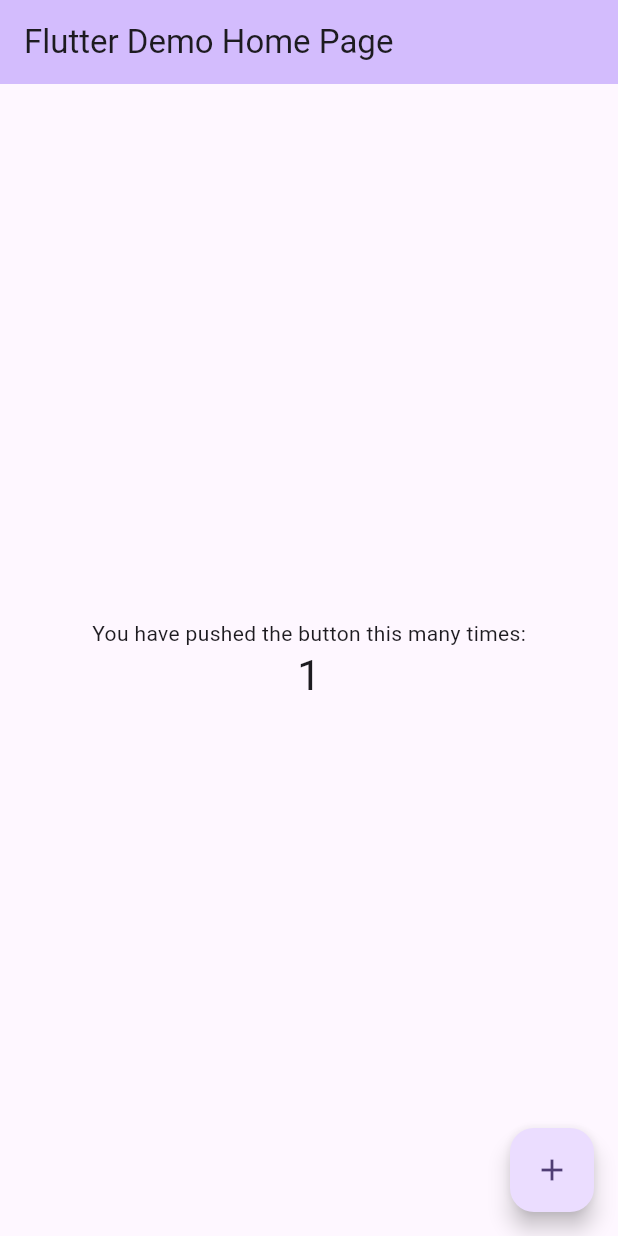
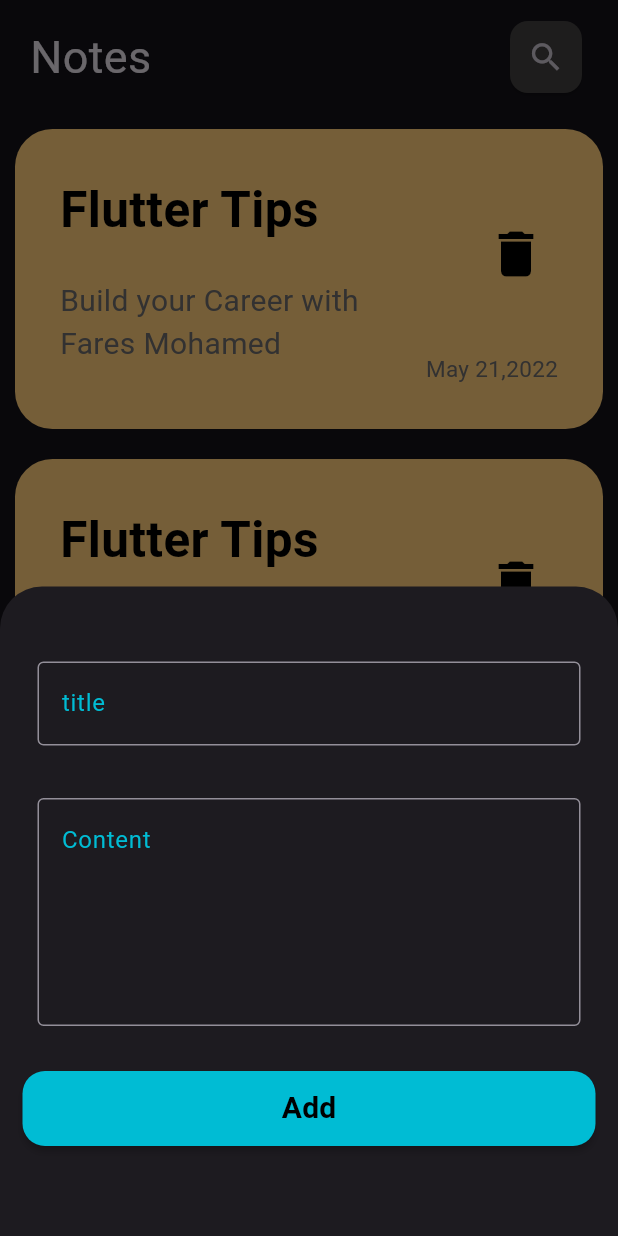
Before and after one commit to FaresMohamed123/notes_app, a Flutter app: the screen it shows after launch, after a tap on the "add" icon, on a phone screen of 412 x 824 dp. Run offline on Flutter 3.47's test engine with Material 3 defaults, Android fonts, the phone set to English and light mode, and no system bars; our stand-ins replace bloc, hive, hive_flutter; accounts and stored records are empty.

```diff
--- a/analysis_options.yaml
+++ b/analysis_options.yaml
@@ -7,6 +7,9 @@
 
 # The following line activates a set of recommended lints for Flutter apps,
 # packages, and plugins designed to encourage good coding practices.
+analyzer:
+  errors:
+    file_names: ignore
 include: package:flutter_lints/flutter.yaml
 
 linter:
--- /dev/null
+++ b/lib/constants.dart
@@ -0,0 +1 @@
+const kNotesBox = 'notes_box';
--- /dev/null
+++ b/lib/cubits/add_note_cubit/add_note_cubit.dart
@@ -0,0 +1,8 @@
+import 'package:bloc/bloc.dart';
+import 'package:meta/meta.dart';
+
+part 'add_note_state.dart';
+
+class AddNoteCubit extends Cubit<AddNoteState> {
+  AddNoteCubit() : super(AddNoteInitial());
+}
--- /dev/null
+++ b/lib/cubits/add_note_cubit/add_note_state.dart
@@ -0,0 +1,15 @@
+part of 'add_note_cubit.dart';
+
+@immutable
+sealed class AddNoteState {}
+
+final class AddNoteInitial extends AddNoteState {}
+
+final class AddNoteloading extends AddNoteState {}
+
+final class AddNoteSuccess extends AddNoteState {}
+
+final class AddNoteFailure extends AddNoteState {
+  final String errMessage;
+  AddNoteFailure(this.errMessage);
+}
--- a/lib/main.dart
+++ b/lib/main.dart
@@ -1,125 +1,22 @@
 import 'package:flutter/material.dart';
+import 'package:hive_flutter/hive_flutter.dart';
+import 'package:notes_app/constants.dart';
+import 'package:notes_app/views/notes_view.dart';
 
-void main() {
+void main() async{
+  await Hive.initFlutter();
+  await Hive.openBox(kNotesBox);
   runApp(const MyApp());
 }
 
 class MyApp extends StatelessWidget {
   const MyApp({super.key});
-
-  // This widget is the root of your application.
   @override
   Widget build(BuildContext context) {
     return MaterialApp(
-      title: 'Flutter Demo',
-      theme: ThemeData(
-        // This is the theme of your application.
-        //
-        // TRY THIS: Try running your application with "flutter run". You'll see
-        // the application has a purple toolbar. Then, without quitting the app,
-        // try changing the seedColor in the colorScheme below to Colors.green
-        // and then invoke "hot reload" (save your changes or press the "hot
-        // reload" button in a Flutter-supported IDE, or press "r" if you used
-        // the command line to start the app).
-        //
-        // Notice that the counter didn't reset back to zero; the application
-        // state is not lost during the reload. To reset the state, use hot
-        // restart instead.
-        //
-        // This works for code too, not just values: Most code changes can be
-        // tested with just a hot reload.
-        colorScheme: ColorScheme.fromSeed(seedColor: Colors.deepPurple),
-        useMaterial3: true,
-      ),
-      home: const MyHomePage(title: 'Flutter Demo Home Page'),
+      debugShowCheckedModeBanner: false,
+      theme: ThemeData.dark(),
+      home:const NotesView(),
     );
   }
 }
-
-class MyHomePage extends StatefulWidget {
-  const MyHomePage({super.key, required this.title});
-
-  // This widget is the home page of your application. It is stateful, meaning
-  // that it has a State object (defined below) that contains fields that affect
-  // how it looks.
-
-  // This class is the configuration for the state. It holds the values (in this
-  // case the title) provided by the parent (in this case the App widget) and
-  // used by the build method of the State. Fields in a Widget subclass are
-  // always marked "final".
-
-  final String title;
-
-  @override
-  State<MyHomePage> createState() => _MyHomePageState();
-}
-
-class _MyHomePageState extends State<MyHomePage> {
-  int _counter = 0;
-
-  void _incrementCounter() {
-    setState(() {
-      // This call to setState tells the Flutter framework that something has
-      // changed in this State, which causes it to rerun the build method below
-      // so that the display can reflect the updated values. If we changed
-      // _counter without calling setState(), then the build method would not be
-      // called again, and so nothing would appear to happen.
-      _counter++;
-    });
-  }
-
-  @override
-  Widget build(BuildContext context) {
-    // This method is rerun every time setState is called, for instance as done
-    // by the _incrementCounter method above.
-    //
-    // The Flutter framework has been optimized to make rerunning build methods
-    // fast, so that you can just rebuild anything that needs updating rather
-    // than having to individually change instances of widgets.
-    return Scaffold(
-      appBar: AppBar(
-        // TRY THIS: Try changing the color here to a specific color (to
-        // Colors.amber, perhaps?) and trigger a hot reload to see the AppBar
-        // change color while the other colors stay the same.
-        backgroundColor: Theme.of(context).colorScheme.inversePrimary,
-        // Here we take the value from the MyHomePage object that was created by
-        // the App.build method, and use it to set our appbar title.
-        title: Text(widget.title),
-      ),
-      body: Center(
-        // Center is a layout widget. It takes a single child and positions it
-        // in the middle of the parent.
-        child: Column(
-          // Column is also a layout widget. It takes a list of children and
-          // arranges them vertically. By default, it sizes itself to fit its
-          // children horizontally, and tries to be as tall as its parent.
-          //
-          // Column has various properties to control how it sizes itself and
-          // how it positions its children. Here we use mainAxisAlignment to
-          // center the children vertically; the main axis here is the vertical
-          // axis because Columns are vertical (the cross axis would be
-          // horizontal).
-          //
-          // TRY THIS: Invoke "debug painting" (choose the "Toggle Debug Paint"
-          // action in the IDE, or press "p" in the console), to see the
-          // wireframe for each widget.
-          mainAxisAlignment: MainAxisAlignment.center,
-          children: <Widget>[
-            const Text(
-              'You have pushed the button this many times:',
-            ),
-            Text(
-              '$_counter',
-              style: Theme.of(context).textTheme.headlineMedium,
-            ),
-          ],
-        ),
-      ),
-      floatingActionButton: FloatingActionButton(
-        onPressed: _incrementCounter,
-        tooltip: 'Increment',
-        child: const Icon(Icons.add),
-      ), // This trailing comma makes auto-formatting nicer for build methods.
-    );
-  }
-}
--- /dev/null
+++ b/lib/model/note_model.dart
@@ -0,0 +1,19 @@
+import 'package:hive/hive.dart';
+part 'note_model.g.dart';
+@HiveType(typeId: 0)
+class NoteModel extends HiveObject {
+  @HiveField(0)
+  final String title;
+    @HiveField(1)
+  final String subTitle;
+    @HiveField(2)
+  final String date;
+    @HiveField(3)
+  final int color;
+
+  NoteModel(
+      {required this.title,
+      required this.subTitle,
+      required this.date,
+      required this.color});
+}
--- /dev/null
+++ b/lib/views/editNote_view.dart
@@ -0,0 +1,37 @@
+import 'package:flutter/material.dart';
+import 'package:notes_app/widgets/custom_TexField.dart';
+import 'package:notes_app/widgets/notes_search.dart';
+
+class EditnoteView extends StatelessWidget {
+  const EditnoteView({super.key});
+
+  @override
+  Widget build(BuildContext context) {
+    return const Scaffold(
+      body: SafeArea(
+        child: Padding(
+          padding: EdgeInsets.symmetric(horizontal: 0),
+          child: Column(
+            children: [
+              Notsearch(
+                title: 'Edit Note',
+                icon:  Icon(
+                  Icons.check,
+                  size: 25,
+                ),
+              ),
+              CustomTexField(hintText: 'title'),
+              SizedBox(
+                height: 25,
+              ),
+              CustomTexField(
+                hintText: 'Content',
+                maxlines: 5,
+              )
+            ],
+          ),
+        ),
+      ),
+    );
+  }
+}
--- /dev/null
+++ b/lib/views/notes_view.dart
@@ -0,0 +1,43 @@
+import 'package:flutter/material.dart';
+import 'package:notes_app/widgets/add_note_buttomSheet.dart';
+import 'package:notes_app/widgets/notes_List_view.dart';
+import 'package:notes_app/widgets/notes_search.dart';
+
+class NotesView extends StatelessWidget {
+  const NotesView({super.key});
+
+  @override
+  Widget build(BuildContext context) {
+    return Scaffold(
+      floatingActionButton: FloatingActionButton(
+        backgroundColor: Colors.cyan,
+        onPressed: () {
+          showModalBottomSheet(
+            context: context,
+            builder: (context) {
+              return const AddNoteBottomSheet();
+            },
+          );
+        },
+        child: const Icon(
+          Icons.add,
+          color: Colors.black,
+        ),
+      ),
+      body: const SafeArea(
+        child: Column(
+          children: [
+            Notsearch(
+              title: 'Notes',
+              icon:  Icon(
+                Icons.search,
+                size: 25,
+              ),
+            ),
+            Expanded(child: NotesListView())
+          ],
+        ),
+      ),
+    );
+  }
+}
--- /dev/null
+++ b/lib/widgets/add_note_buttomSheet.dart
@@ -0,0 +1,60 @@
+import 'package:flutter/material.dart';
+import 'package:notes_app/widgets/custom_TexField.dart';
+import 'package:notes_app/widgets/custom_button.dart';
+
+class AddNoteBottomSheet extends StatefulWidget {
+  const AddNoteBottomSheet({super.key});
+
+  @override
+  State<AddNoteBottomSheet> createState() => _AddNoteBottomSheetState();
+}
+
+class _AddNoteBottomSheetState extends State<AddNoteBottomSheet> {
+  final GlobalKey<FormState> formkey = GlobalKey();
+  AutovalidateMode autovalidateMode = AutovalidateMode.disabled;
+  String? title, subtitle;
+  @override
+  Widget build(BuildContext context) {
+    return SingleChildScrollView(
+      child: Container(
+        padding: const EdgeInsets.symmetric(horizontal: 15, vertical: 40),
+        child: Form(
+          key: formkey,
+          autovalidateMode: autovalidateMode,
+          child: Column(
+            crossAxisAlignment: CrossAxisAlignment.stretch,
+            children: [
+              CustomTexField(
+                hintText: 'title',
+                onSaved: (value) {
+                  title = value;
+                },
+              ),
+              const SizedBox(height: 15),
+              CustomTexField(
+                hintText: 'Content',
+                maxlines: 5,
+                onSaved: (value) {
+                  subtitle = value;
+                },
+              ),
+              // Spacer(),
+              CustomButton(
+                onPressed: () {
+                  if (formkey.currentState!.validate()) {
+                    formkey.currentState!.save();
+                  }else{
+                    autovalidateMode=AutovalidateMode.always;
+                    setState(() {
+
+                    });
+                  }
+                },
+              )
+            ],
+          ),
+        ),
+      ),
+    );
+  }
+}
--- /dev/null
+++ b/lib/widgets/custom_TexField.dart
@@ -0,0 +1,36 @@
+import 'package:flutter/material.dart';
+
+class CustomTexField extends StatelessWidget {
+  const CustomTexField({
+    super.key,
+    required this.hintText,
+    this.maxlines = 1,
+    this.onSaved,
+  });
+  final String hintText;
+  final int maxlines;
+  final void Function(String?)? onSaved;
+  @override
+  Widget build(BuildContext context) {
+    return Padding(
+      padding: const EdgeInsets.all(10),
+      child: TextFormField(
+        onSaved: onSaved,
+        validator: (value) {
+          if (value?.isEmpty ?? true) {
+            return 'field is required';
+          } else {
+            return null;
+          }
+        },
+        maxLines: maxlines,
+        decoration: InputDecoration(
+            hintText: hintText,
+            hintStyle: const TextStyle(
+              color: Colors.cyan,
+            ),
+            border: const OutlineInputBorder()),
+      ),
+    );
+  }
+}
--- /dev/null
+++ b/lib/widgets/custom_button.dart
@@ -0,0 +1,25 @@
+import 'package:flutter/material.dart';
+
+class CustomButton extends StatelessWidget {
+  const CustomButton({
+    super.key,required  this.onPressed,
+  });
+final void Function()? onPressed;
+  @override
+  Widget build(BuildContext context) {
+    return Padding(
+      padding: const EdgeInsets.symmetric(vertical: 20),
+      child: MaterialButton(
+        height: 50,
+        shape: RoundedRectangleBorder(borderRadius: BorderRadius.circular(15)),
+        color: Colors.cyan,
+        onPressed:onPressed ,
+        child: const Text(
+          'Add',
+          style: TextStyle(
+              color: Colors.black, fontWeight: FontWeight.bold, fontSize: 20),
+        ),
+      ),
+    );
+  }
+}
--- /dev/null
+++ b/lib/widgets/notes_List_view.dart
@@ -0,0 +1,16 @@
+import 'package:flutter/material.dart';
+import 'package:notes_app/widgets/notest_view_body.dart';
+
+class NotesListView extends StatelessWidget {
+  const NotesListView({super.key});
+
+  @override
+  Widget build(BuildContext context) {
+    return ListView.builder(
+      padding: EdgeInsets.zero,
+        itemCount: 5,
+        itemBuilder: (context, index) {
+          return  const NotestViewBody() ;
+        });
+  }
+}
--- /dev/null
+++ b/lib/widgets/notes_search.dart
@@ -0,0 +1,30 @@
+import 'package:flutter/material.dart';
+
+class Notsearch extends StatelessWidget {
+  const Notsearch({
+    super.key, required this.title, required this.icon,
+  });
+  final String title;
+  final Icon icon;
+  @override
+  Widget build(BuildContext context) {
+    return Padding(
+      padding: const EdgeInsets.symmetric(horizontal: 20, vertical: 10),
+      child: Row(
+        children: [
+          Text(
+            title,
+            style: const TextStyle(fontSize: 30),
+          ),
+          const Spacer(),
+          Card(
+            color: const Color.fromARGB(255, 65, 63, 63),
+            child: IconButton(
+                onPressed: () {},
+                icon: icon),
+          ),
+        ],
+      ),
+    );
+  }
+}
--- /dev/null
+++ b/lib/widgets/notest_view_body.dart
@@ -0,0 +1,70 @@
+import 'package:flutter/material.dart';
+import 'package:notes_app/views/editNote_view.dart';
+
+class NotestViewBody extends StatelessWidget {
+  const NotestViewBody({super.key});
+
+  @override
+  Widget build(BuildContext context) {
+    return InkWell(
+      onTap: () {
+        Navigator.push(
+                    context,
+                    MaterialPageRoute(
+                      builder: (context) => const EditnoteView(),
+                    ),
+                  );
+      },
+      child: Container(
+        margin: const EdgeInsets.all(10),
+        padding: const EdgeInsets.all(30),
+        width: double.infinity,
+        height: 200,
+        decoration: BoxDecoration(
+            color: const Color(0xffFFCD7A),
+            borderRadius: BorderRadius.circular(25)),
+        child: Stack(
+          children: [
+            const Positioned(
+              child: Text(
+                'Flutter Tips',
+                style: TextStyle(
+                    fontWeight: FontWeight.bold,
+                    fontSize: 33,
+                    color: Colors.black),
+              ),
+            ),
+            const Positioned(
+              top: 70,
+              child: Text(
+                'Build your Career with\nFares Mohamed',
+                style: TextStyle(
+                    fontSize: 20, color: Color.fromARGB(255, 109, 107, 107)),
+              ),
+            ),
+            Positioned(
+              right: 0,
+              top: 25,
+              child: IconButton(
+                  onPressed: () {},
+                  icon: const Icon(
+                    Icons.delete,
+                    color: Colors.black,
+                    size: 40,
+                  )),
+            ),
+            const Positioned(
+              right: 0,
+              bottom: 0,
+              child: Text(
+                'May 21,2022',
+                style: TextStyle(
+                    fontSize: 15, color: Color.fromARGB(255, 109, 107, 107)),
+              ),
+            ),
+          ],
+        ),
+      ),
+    );
+  }
+}
```
Also changed, not shown: pubspec.yaml (+8 -12 lines), lib/model/note_model.g.dart (added), pubspec.lock, 1 other file.
